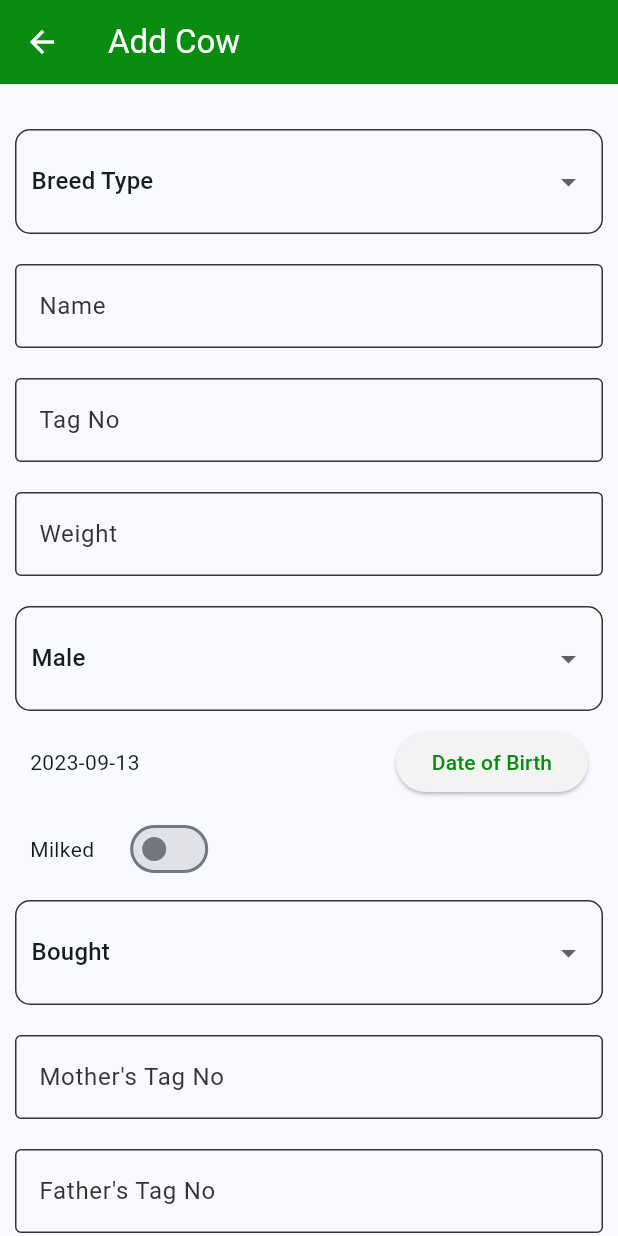
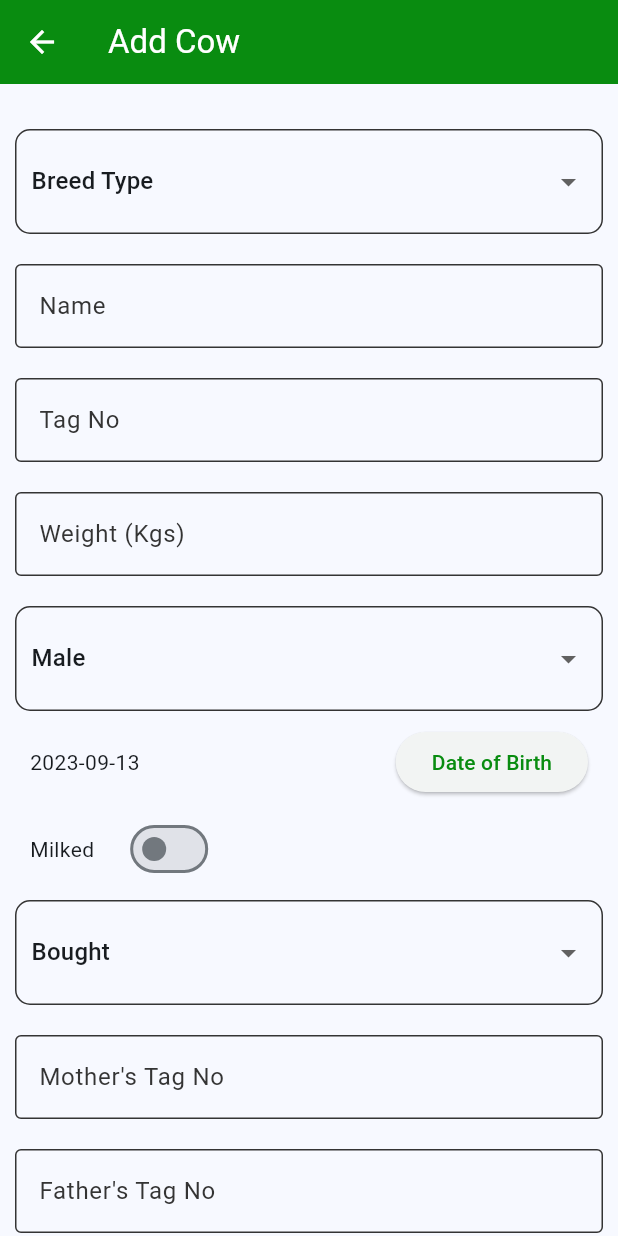
Before and after one commit to rodgersBRY/efarm-flutter, a Flutter app: the CowsPage screen opened by its route, after a tap on "Add Cow", on a phone screen of 412 x 824 dp. Run offline on Flutter 3.47's test engine with Material 2 defaults, Android fonts, the phone set to English and light mode, and no system bars; our stand-ins replace get; network calls fail.

```diff
--- a/lib/controllers/cow.controller.dart
+++ b/lib/controllers/cow.controller.dart
@@ -6,6 +6,8 @@ import '../models/cow.model.dart';
 import 'package:get/get.dart';
 import 'package:http/http.dart' as http;
 
+String httpAuthority = "efarm-api.vercel.app";
+
 class CowsController extends GetxController {
   List<CowModel> _cows = [];
   List<CowModel> _milkedCows = [];
@@ -13,8 +15,9 @@ class CowsController extends GetxController {
 
   Future<List<CowModel>> getCows() async {
     try {
-      final resp =
-          await http.get(Uri.parse("https://efarm-api.vercel.app/api/v1/cows/"));
+      final resp = await http.get(
+        Uri.parse("https://efarm-api.vercel.app/api/v1/cows"),
+      );
 
       if (resp.statusCode == 200) {
         final jsonData = json.decode(resp.body);
@@ -74,8 +77,8 @@ class CowsController extends GetxController {
 
   Future<List<CowModel>> getMilkedCows() async {
     try {
-      final resp =
-          await http.get(Uri.parse("https://efarm-api.vercel.app/api/v1/cows/milked"));
+      final resp = await http
+          .get(Uri.parse("https://efarm-api.vercel.app/api/v1/cows/milked"));
 
       if (resp.statusCode == 200) {
         final jsonData = json.decode(resp.body);
--- a/lib/screens/cows_page.dart
+++ b/lib/screens/cows_page.dart
@@ -49,14 +49,25 @@ class _CowsPageState extends State<CowsPage> {
                       return customErrorWidget();
                     } else {
                       List<CowModel> cows = snapshot.data!;
-
+                      if (cows.length == 0) {
+                        return Expanded(
+                          child: Center(
+                            child: Text(
+                              "There are no cows on the system",
+                              style:
+                                  TextStyle(color: Colors.grey, fontSize: 20),
+                            ),
+                          ),
+                        );
+                      } else {
                         return Expanded(
                           child: ListView.builder(
                             itemCount: cows.length,
                             itemBuilder: (context, index) {
                               return Card(
                                 color: Colors.white,
-                              elevation: 1, // Add elevation for a shadow effect
+                                elevation:
+                                    1, // Add elevation for a shadow effect
                                 margin: const EdgeInsets.all(8.0),
                                 child: ListTile(
                                   onTap: () {
@@ -95,6 +106,7 @@ class _CowsPageState extends State<CowsPage> {
                         );
                       }
                     }
+                }
               })
         ],
       ),
--- a/lib/screens/new_cow_page.dart
+++ b/lib/screens/new_cow_page.dart
@@ -173,7 +173,7 @@ class _NewCowPageState extends State<NewCowPage> {
                 customTextField(
                     focusNode: weightNode,
                     textEditingController: weightController,
-                    labelText: "Weight"),
+                    labelText: "Weight (Kgs)"),
                 customDropdown(
                   context: context,
                   defaultValue: genderValue,
--- a/lib/widgets/icons_grid.dart
+++ b/lib/widgets/icons_grid.dart
@@ -11,8 +11,8 @@ class IconsGrid extends StatelessWidget {
     return GridView.builder(
         gridDelegate: SliverGridDelegateWithFixedCrossAxisCount(
           crossAxisCount: 2,
-          mainAxisSpacing: 0,
-          crossAxisSpacing: 0,
+          mainAxisSpacing: 10,
+          crossAxisSpacing: 10,
         ),
         itemCount: _homeActions.length,
         itemBuilder: (context, index) {
@@ -26,6 +26,7 @@ class IconsGrid extends StatelessWidget {
                   },
                   child: Container(
                     width: 150,
+                    height: 140,
                     padding: EdgeInsets.all(16),
                     decoration: BoxDecoration(
                         border: Border.all(color: Colors.grey),
```
Also changed, not shown: lib/screens/milk_page.dart (+18 -4 lines), 1 other file. Lines whose indentation alone changed are shown as unchanged.
